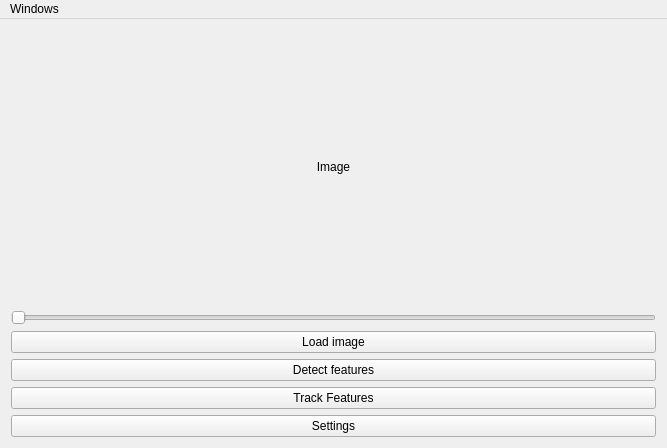
Qt form Source/UI/MainWindow/MainWindow.ui (Cambloid/clockwise) before a commit.
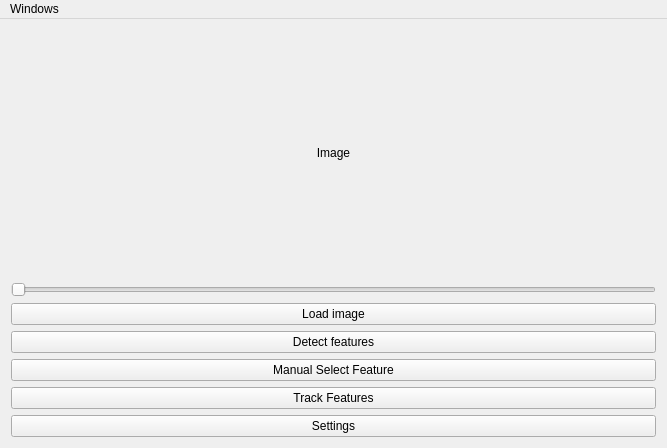
The same form after that commit.

Commit message: Added manual selection of a feature

The edit to the form file:
```diff
--- a/Source/UI/MainWindow/MainWindow.ui
+++ b/Source/UI/MainWindow/MainWindow.ui
@@ -52,6 +52,13 @@
       </property>
      </widget>
     </item>
+    <item>
+     <widget class="QPushButton" name="btnManualSelectFeature">
+      <property name="text">
+       <string>Manual Select Feature</string>
+      </property>
+     </widget>
+    </item>
     <item>
      <widget class="QPushButton" name="btnMatchFeatures">
       <property name="text">
```
Left out of the diff: 2 changed lines with no effect on the pictures. The commit also changes 5 other files.
